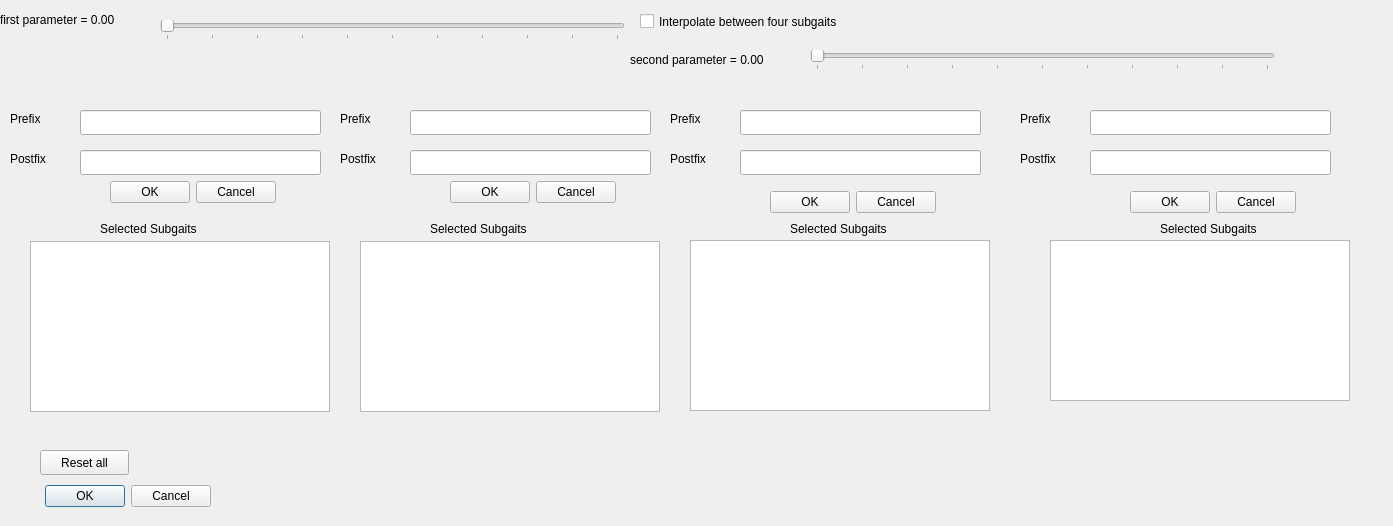
Qt form ros2/src/visualization/march_rqt_gait_version_tool/resource/parametric_same_versions_pop_up.ui (project-march/ProjectMarch) before a commit.
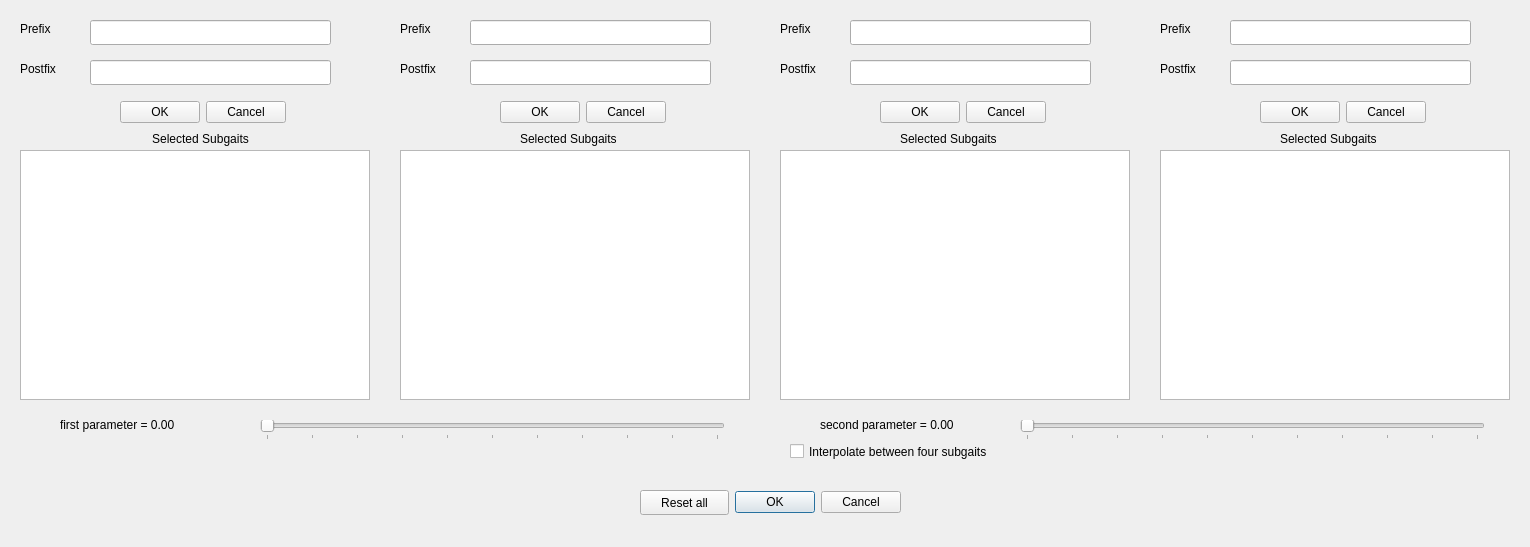
The same form after that commit.

Patch:
```diff
--- a/ros2/src/visualization/march_rqt_gait_version_tool/resource/parametric_same_versions_pop_up.ui
+++ b/ros2/src/visualization/march_rqt_gait_version_tool/resource/parametric_same_versions_pop_up.ui
@@ -6,8 +6,8 @@
    <rect>
     <x>0</x>
     <y>0</y>
-    <width>1393</width>
-    <height>526</height>
+    <width>1530</width>
+    <height>547</height>
    </rect>
   </property>
   <property name="windowTitle">
@@ -16,10 +16,10 @@
   <widget class="QDialogButtonBox" name="buttonBox">
    <property name="geometry">
     <rect>
-     <x>40</x>
-     <y>480</y>
+     <x>730</x>
+     <y>482</y>
      <width>171</width>
-     <height>32</height>
+     <height>41</height>
     </rect>
    </property>
    <property name="orientation">
@@ -32,8 +32,8 @@
   <widget class="QSlider" name="firstParameterSlider">
    <property name="geometry">
     <rect>
-     <x>160</x>
-     <y>20</y>
+     <x>260</x>
+     <y>420</y>
      <width>465</width>
      <height>20</height>
     </rect>
@@ -63,8 +63,8 @@
   <widget class="QLabel" name="firstParameterLabel">
    <property name="geometry">
     <rect>
-     <x>0</x>
-     <y>10</y>
+     <x>60</x>
+     <y>415</y>
      <width>148</width>
      <height>20</height>
     </rect>
@@ -79,8 +79,8 @@
   <widget class="QLabel" name="secondParameterLabel">
    <property name="geometry">
     <rect>
-     <x>630</x>
-     <y>50</y>
+     <x>820</x>
+     <y>415</y>
      <width>168</width>
      <height>20</height>
     </rect>
@@ -95,8 +95,8 @@
   <widget class="QSlider" name="secondParameterSlider">
    <property name="geometry">
     <rect>
-     <x>810</x>
-     <y>50</y>
+     <x>1020</x>
+     <y>420</y>
      <width>465</width>
      <height>20</height>
     </rect>
@@ -126,9 +126,9 @@
   <widget class="QCheckBox" name="fourSubgaitInterpolation">
    <property name="geometry">
     <rect>
-     <x>640</x>
-     <y>10</y>
-     <width>431</width>
+     <x>790</x>
+     <y>440</y>
+     <width>261</width>
      <height>23</height>
     </rect>
    </property>
@@ -139,8 +139,8 @@
   <widget class="QLineEdit" name="prefix_input1">
    <property name="geometry">
     <rect>
-     <x>80</x>
-     <y>110</y>
+     <x>90</x>
+     <y>20</y>
      <width>241</width>
      <height>25</height>
     </rect>
@@ -149,8 +149,8 @@
   <widget class="QLineEdit" name="postfix_input1">
    <property name="geometry">
     <rect>
-     <x>80</x>
-     <y>150</y>
+     <x>90</x>
+     <y>60</y>
      <width>241</width>
      <height>25</height>
     </rect>
@@ -159,8 +159,8 @@
   <widget class="QLabel" name="prefix_label1">
    <property name="geometry">
     <rect>
-     <x>10</x>
-     <y>110</y>
+     <x>20</x>
+     <y>20</y>
      <width>51</width>
      <height>17</height>
     </rect>
@@ -175,8 +175,8 @@
   <widget class="QLabel" name="postfix_label1">
    <property name="geometry">
     <rect>
-     <x>10</x>
-     <y>150</y>
+     <x>20</x>
+     <y>60</y>
      <width>51</width>
      <height>17</height>
     </rect>
@@ -191,10 +191,10 @@
   <widget class="QTextBrowser" name="selectedSubgaits1">
    <property name="geometry">
     <rect>
-     <x>30</x>
-     <y>241</y>
-     <width>300</width>
-     <height>171</height>
+     <x>20</x>
+     <y>150</y>
+     <width>350</width>
+     <height>250</height>
     </rect>
    </property>
    <property name="html">
@@ -208,10 +208,10 @@
   <widget class="QTextBrowser" name="selectedSubgaits2">
    <property name="geometry">
     <rect>
-     <x>360</x>
-     <y>241</y>
-     <width>300</width>
-     <height>171</height>
+     <x>400</x>
+     <y>150</y>
+     <width>350</width>
+     <height>250</height>
     </rect>
    </property>
    <property name="html">
@@ -225,8 +225,8 @@
   <widget class="QLineEdit" name="postfix_input2">
    <property name="geometry">
     <rect>
-     <x>410</x>
-     <y>150</y>
+     <x>470</x>
+     <y>60</y>
      <width>241</width>
      <height>25</height>
     </rect>
@@ -235,8 +235,8 @@
   <widget class="QLabel" name="prefix_label2">
    <property name="geometry">
     <rect>
-     <x>340</x>
-     <y>110</y>
+     <x>400</x>
+     <y>20</y>
      <width>51</width>
      <height>17</height>
     </rect>
@@ -251,8 +251,8 @@
   <widget class="QLabel" name="postfix_label2">
    <property name="geometry">
     <rect>
-     <x>340</x>
-     <y>150</y>
+     <x>400</x>
+     <y>60</y>
      <width>51</width>
      <height>17</height>
     </rect>
@@ -267,8 +267,8 @@
   <widget class="QLineEdit" name="prefix_input2">
    <property name="geometry">
     <rect>
-     <x>410</x>
-     <y>110</y>
+     <x>470</x>
+     <y>20</y>
      <width>241</width>
      <height>25</height>
     </rect>
@@ -277,10 +277,10 @@
   <widget class="QTextBrowser" name="selectedSubgaits3">
    <property name="geometry">
     <rect>
-     <x>690</x>
-     <y>240</y>
-     <width>300</width>
-     <height>171</height>
+     <x>780</x>
+     <y>150</y>
+     <width>350</width>
+     <height>250</height>
     </rect>
    </property>
    <property name="html">
@@ -294,8 +294,8 @@
   <widget class="QLineEdit" name="postfix_input3">
    <property name="geometry">
     <rect>
-     <x>740</x>
-     <y>150</y>
+     <x>850</x>
+     <y>60</y>
      <width>241</width>
      <height>25</height>
     </rect>
@@ -304,8 +304,8 @@
   <widget class="QLabel" name="prefix_label3">
    <property name="geometry">
     <rect>
-     <x>670</x>
-     <y>110</y>
+     <x>780</x>
+     <y>20</y>
      <width>51</width>
      <height>17</height>
     </rect>
@@ -320,8 +320,8 @@
   <widget class="QLabel" name="postfix_label3">
    <property name="geometry">
     <rect>
-     <x>670</x>
-     <y>150</y>
+     <x>780</x>
+     <y>60</y>
      <width>51</width>
      <height>17</height>
     </rect>
@@ -336,8 +336,8 @@
   <widget class="QLineEdit" name="prefix_input3">
    <property name="geometry">
     <rect>
-     <x>740</x>
-     <y>110</y>
+     <x>850</x>
+     <y>20</y>
      <width>241</width>
      <height>25</height>
     </rect>
@@ -346,10 +346,10 @@
   <widget class="QTextBrowser" name="selectedSubgaits4">
    <property name="geometry">
     <rect>
-     <x>1050</x>
-     <y>240</y>
-     <width>300</width>
-     <height>161</height>
+     <x>1160</x>
+     <y>150</y>
+     <width>350</width>
+     <height>250</height>
     </rect>
    </property>
    <property name="html">
@@ -363,8 +363,8 @@
   <widget class="QLineEdit" name="postfix_input4">
    <property name="geometry">
     <rect>
-     <x>1090</x>
-     <y>150</y>
+     <x>1230</x>
+     <y>60</y>
      <width>241</width>
      <height>25</height>
     </rect>
@@ -373,8 +373,8 @@
   <widget class="QLabel" name="prefix_label4">
    <property name="geometry">
     <rect>
-     <x>1020</x>
-     <y>110</y>
+     <x>1160</x>
+     <y>20</y>
      <width>51</width>
      <height>17</height>
     </rect>
@@ -389,8 +389,8 @@
   <widget class="QLabel" name="postfix_label4">
    <property name="geometry">
     <rect>
-     <x>1020</x>
-     <y>150</y>
+     <x>1160</x>
+     <y>60</y>
      <width>51</width>
      <height>17</height>
     </rect>
@@ -405,8 +405,8 @@
   <widget class="QLineEdit" name="prefix_input4">
    <property name="geometry">
     <rect>
-     <x>1090</x>
-     <y>110</y>
+     <x>1230</x>
+     <y>20</y>
      <width>241</width>
      <height>25</height>
     </rect>
@@ -415,8 +415,8 @@
   <widget class="QDialogButtonBox" name="subgaitButtonBox1">
    <property name="geometry">
     <rect>
-     <x>110</x>
-     <y>180</y>
+     <x>120</x>
+     <y>100</y>
      <width>166</width>
      <height>25</height>
     </rect>
@@ -428,8 +428,8 @@
   <widget class="QDialogButtonBox" name="subgaitButtonBox2">
    <property name="geometry">
     <rect>
-     <x>450</x>
-     <y>180</y>
+     <x>500</x>
+     <y>100</y>
      <width>166</width>
      <height>25</height>
     </rect>
@@ -441,8 +441,8 @@
   <widget class="QDialogButtonBox" name="subgaitButtonBox3">
    <property name="geometry">
     <rect>
-     <x>770</x>
-     <y>190</y>
+     <x>880</x>
+     <y>100</y>
      <width>166</width>
      <height>25</height>
     </rect>
@@ -454,8 +454,8 @@
   <widget class="QDialogButtonBox" name="subgaitButtonBox4">
    <property name="geometry">
     <rect>
-     <x>1130</x>
-     <y>190</y>
+     <x>1260</x>
+     <y>100</y>
      <width>166</width>
      <height>25</height>
     </rect>
@@ -467,8 +467,8 @@
   <widget class="QLabel" name="selectedSubgaitsLabel1">
    <property name="geometry">
     <rect>
-     <x>100</x>
-     <y>220</y>
+     <x>140</x>
+     <y>130</y>
      <width>121</width>
      <height>17</height>
     </rect>
@@ -476,12 +476,15 @@
    <property name="text">
     <string>Selected Subgaits</string>
    </property>
+   <property name="alignment">
+    <set>Qt::AlignCenter</set>
+   </property>
   </widget>
   <widget class="QLabel" name="selectedSubgaitsLabel2">
    <property name="geometry">
     <rect>
-     <x>430</x>
-     <y>220</y>
+     <x>520</x>
+     <y>130</y>
      <width>121</width>
      <height>17</height>
     </rect>
@@ -493,8 +496,8 @@
   <widget class="QLabel" name="selectedSubgaitsLabel3">
    <property name="geometry">
     <rect>
-     <x>790</x>
-     <y>220</y>
+     <x>900</x>
+     <y>130</y>
      <width>121</width>
      <height>17</height>
     </rect>
@@ -506,8 +509,8 @@
   <widget class="QLabel" name="selectedSubgaitsLabel4">
    <property name="geometry">
     <rect>
-     <x>1160</x>
-     <y>220</y>
+     <x>1280</x>
+     <y>130</y>
      <width>121</width>
      <height>17</height>
     </rect>
@@ -519,8 +522,8 @@
   <widget class="QPushButton" name="resetAllButton">
    <property name="geometry">
     <rect>
-     <x>40</x>
-     <y>450</y>
+     <x>640</x>
+     <y>490</y>
      <width>89</width>
      <height>25</height>
     </rect>
```
